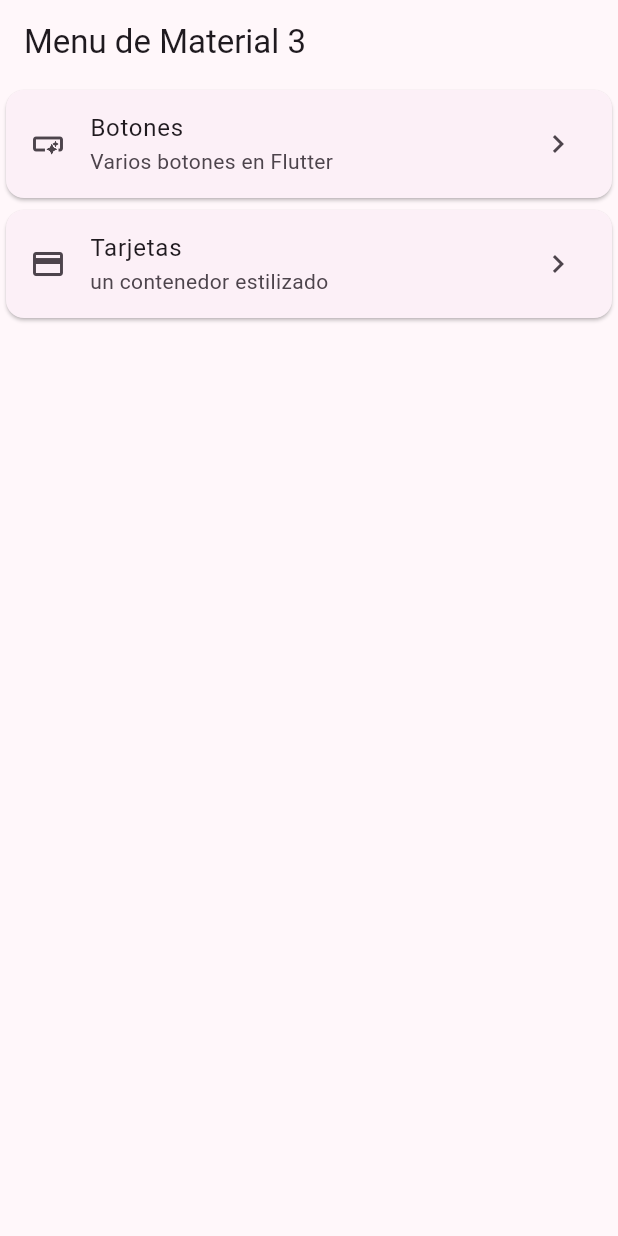
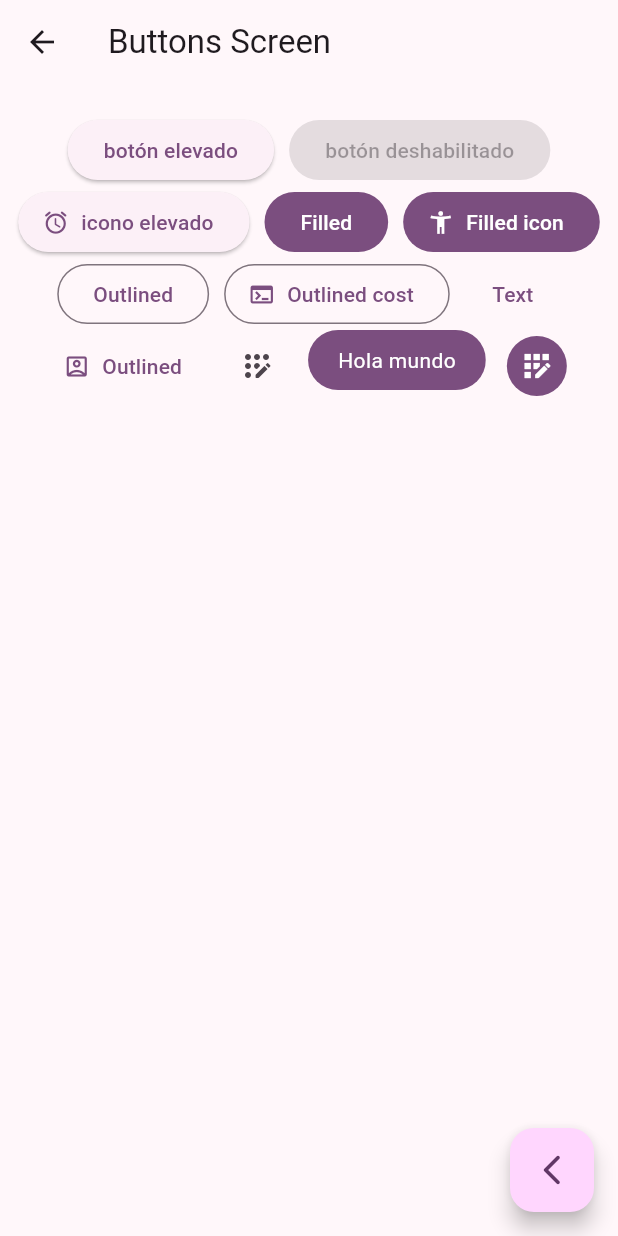
Before and after one commit to ScrobeZ/halloween, a Flutter app: the screen it shows after launch, after a tap on "Botones", on a phone screen of 412 x 824 dp. Run offline on Flutter 3.47's test engine with Material 2 defaults, Android fonts, the phone set to English and light mode, and no system bars; our stand-ins replace go_router.

Commit message:
Se actualizo hasta la navegacion hacia botones

```diff
--- a/lib/config/menu/menu_items.dart
+++ b/lib/config/menu/menu_items.dart
@@ -5,14 +5,15 @@ class MenuItem {
   final String title;
   final String subTitle;
   final String link;
+  final String screenName;
   final IconData icon;
 
-  const MenuItem({
-    required this.title,
-    required this.subTitle,
-    required this.link,
-    required this.icon,
-  });
+  const MenuItem(
+      {required this.title,
+      required this.subTitle,
+      required this.link,
+      required this.icon,
+      required this.screenName});
 }
 
 const appMenuItems = <MenuItem>[
@@ -21,11 +22,13 @@ const appMenuItems = <MenuItem>[
     subTitle: 'Varios botones en Flutter',
     link: '/buttons',
     icon: Icons.smart_button_outlined,
+    screenName: 'button_screen',
   ),
   MenuItem(
     title: 'Tarjetas',
     subTitle: 'un contenedor estilizado',
     link: '/card',
     icon: Icons.credit_card,
+    screenName: 'card_screen',
   )
 ];
--- /dev/null
+++ b/lib/config/router/app_router.dart
@@ -0,0 +1,26 @@
+import 'package:flutter/material.dart';
+import 'package:go_router/go_router.dart';
+import 'package:halloween/screens/screens.dart';
+
+final GoRouter appRouter = GoRouter(
+  routes: <RouteBase>[
+    GoRoute(
+      path: '/',
+      name: HomeScreen.screenName,
+      builder: (BuildContext context, GoRouterState state) =>
+          const HomeScreen(),
+    ),
+    GoRoute(
+      path: '/buttons',
+      name: ButtonsScreen.screenName,
+      builder: (BuildContext context, GoRouterState state) =>
+          const ButtonsScreen(),
+    ),
+    GoRoute(
+      path: '/cards',
+      name: CardsScreen.screenName,
+      builder: (BuildContext context, GoRouterState state) =>
+          const CardsScreen(),
+    ),
+  ],
+);
--- a/lib/main.dart
+++ b/lib/main.dart
@@ -1,6 +1,7 @@
 import 'package:flutter/material.dart';
-import 'package:halloween/presentation/screen/home_screen.dart';
+import 'package:halloween/screens/home/home_screen.dart';
 
+import 'config/router/app_router.dart';
 import 'config/theme/app_theme.dart';
 
 void main() {
@@ -11,10 +12,10 @@ class MainApp extends StatelessWidget {
   const MainApp({super.key});
   @override
   Widget build(BuildContext context) {
-    return MaterialApp(
+    return MaterialApp.router(
       debugShowCheckedModeBanner: false,
       theme: AppTheme(selectedColor: 4).getTheme(),
-      home: const HomeScreen(),
+      routerConfig: appRouter,
     );
   }
 }
--- /dev/null
+++ b/lib/presentation/widgets/custom_button.dart
@@ -0,0 +1,26 @@
+import 'package:flutter/material.dart';
+
+class CustomButton extends StatelessWidget {
+  const CustomButton({super.key});
+
+  @override
+  Widget build(BuildContext context) {
+    final colors = Theme.of(context).colorScheme;
+    return ClipRRect(
+      borderRadius: BorderRadius.circular(20),
+      child: Material(
+        color: colors.primary,
+        child: InkWell(
+          onTap: () {},
+          child: const Padding(
+            padding: EdgeInsets.symmetric(horizontal: 20, vertical: 10),
+            child: Text(
+              'Hola mundo',
+              style: TextStyle(color: Colors.white),
+            ),
+          ),
+        ),
+      ),
+    );
+  }
+}
--- /dev/null
+++ b/lib/screens/buttons/buttons_screen.dart
@@ -0,0 +1,77 @@
+import 'package:flutter/material.dart';
+import 'package:go_router/go_router.dart';
+import 'package:halloween/presentation/widgets/custom_button.dart';
+
+class ButtonsScreen extends StatelessWidget {
+  static const String screenName = 'button_screen';
+  const ButtonsScreen({super.key});
+
+  @override
+  Widget build(BuildContext context) {
+    return Scaffold(
+      appBar: AppBar(
+        title: const Text('Buttons Screen'),
+      ),
+      body: const _ButtonsView(),
+      floatingActionButton: FloatingActionButton(
+          onPressed: () {
+            context.pop();
+          },
+          child: const Icon(Icons.arrow_back_ios_new_rounded)),
+    );
+  }
+}
+
+class _ButtonsView extends StatelessWidget {
+  const _ButtonsView();
+
+  @override
+  Widget build(BuildContext context) {
+    final colors = Theme.of(context).colorScheme;
+    return SizedBox(
+        width: double.infinity,
+        child: Padding(
+          padding: const EdgeInsets.symmetric(horizontal: 10, vertical: 20),
+          child: Wrap(
+            spacing: 10,
+            alignment: WrapAlignment.center,
+            children: [
+              ElevatedButton(
+                  onPressed: () {}, child: const Text('botón elevado')),
+              const ElevatedButton(
+                  onPressed: null, child: Text('botón deshabilitado')),
+              ElevatedButton.icon(
+                  onPressed: () {},
+                  icon: const Icon(Icons.access_alarm_rounded),
+                  label: const Text('icono elevado')),
+              FilledButton(onPressed: () {}, child: const Text('Filled')),
+              FilledButton.icon(
+                  onPressed: () {},
+                  icon: const Icon(Icons.accessibility_new),
+                  label: const Text('Filled icon')),
+              OutlinedButton(onPressed: () {}, child: const Text('Outlined')),
+              OutlinedButton.icon(
+                  onPressed: () {},
+                  icon: const Icon(Icons.terminal),
+                  label: const Text('Outlined cost')),
+              TextButton(onPressed: () {}, child: const Text('Text')),
+              TextButton.icon(
+                  onPressed: () {},
+                  icon: const Icon(Icons.account_box_outlined),
+                  label: const Text('Outlined')),
+              IconButton(
+                  onPressed: () {},
+                  icon: const Icon(Icons.app_registration_rounded)),
+              const CustomButton(),
+              IconButton(
+                onPressed: () {},
+                icon: const Icon(Icons.app_registration_outlined),
+                style: ButtonStyle(
+                    backgroundColor: MaterialStatePropertyAll(colors.primary),
+                    iconColor: const MaterialStatePropertyAll(Colors.white)),
+              ),
+            ],
+          ),
+        ));
+  }
+}
--- /dev/null
+++ b/lib/screens/cards/cards_screen.dart
@@ -0,0 +1,16 @@
+import 'package:flutter/material.dart';
+
+class CardsScreen extends StatelessWidget {
+  static const String screenName = 'card_screen';
+  const CardsScreen({super.key});
+
+  @override
+  Widget build(BuildContext context) {
+    return Scaffold(
+      appBar: AppBar(
+        title: const Text('Cards Screen'),
+      ),
+      body: const Placeholder(),
+    );
+  }
+}
--- a/lib/presentation/screen/home_screen.dart
+++ b/lib/screens/home/home_screen.dart
@@ -1,7 +1,9 @@
 import 'package:flutter/material.dart';
+import 'package:go_router/go_router.dart';
 import 'package:halloween/config/menu/menu_items.dart';
 
 class HomeScreen extends StatelessWidget {
+  static final screenName = '/home_screen';
   const HomeScreen({super.key});
 
   @override
@@ -45,7 +47,9 @@ class _ListTileMenuItems extends StatelessWidget {
         title: Text(menuItem.title),
         subtitle: Text(menuItem.subTitle),
         trailing: const Icon(Icons.navigate_next),
-        onTap: () {},
+        onTap: () {
+          context.pushNamed(menuItem.screenName);
+        },
       ),
     );
   }
--- /dev/null
+++ b/lib/screens/screens.dart
@@ -0,0 +1,3 @@
+export 'package:halloween/screens/buttons/buttons_screen.dart';
+export 'package:halloween/screens/cards/cards_screen.dart';
+export 'package:halloween/screens/home/home_screen.dart';
--- a/pubspec.yaml
+++ b/pubspec.yaml
@@ -35,6 +35,7 @@ dependencies:
   # The following adds the Cupertino Icons font to your application.
   # Use with the CupertinoIcons class for iOS style icons.
   cupertino_icons: ^1.0.2
+  go_router: ^12.0.1
 
 dev_dependencies:
   flutter_test:
```
Also changed, not shown: pubspec.lock, 1 other file.
